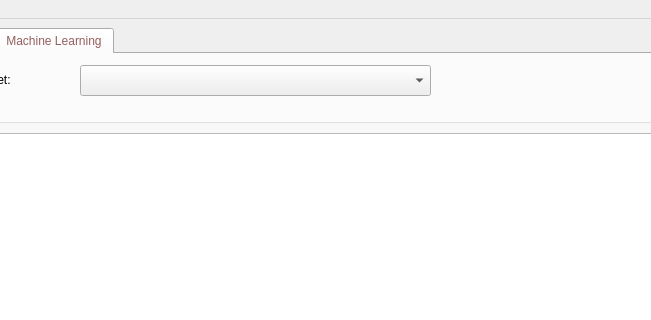
This is UI/MainWindow.ui in ngoctonguyen17/MachineLearningApplication-CreditCardApproval as Qt 5 draws it before an edit; both pictures show x 91 to 742 and y 0 to 320 of the 1203 by 764 pixel window. The edited form follows.
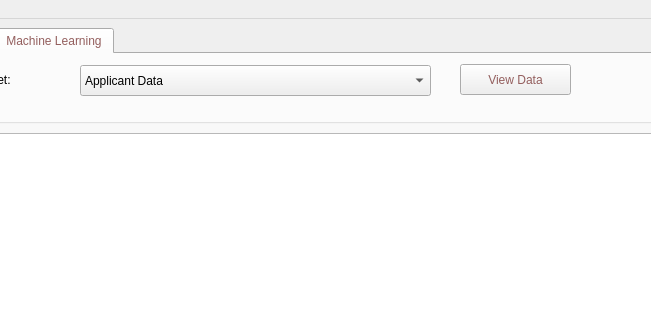
This is the edited form. Icons and pictures are not drawn.

Patch:
```diff
--- a/UI/MainWindow.ui
+++ b/UI/MainWindow.ui
@@ -438,6 +438,11 @@
          <string notr="true">font: 81 12pt &quot;Montserrat ExtraBold&quot;;
 color: rgb(0, 0, 0);</string>
         </property>
+        <item>
+         <property name="text">
+          <string>Applicant Data</string>
+         </property>
+        </item>
        </widget>
        <widget class="QGroupBox" name="groupBox_5">
         <property name="geometry">
@@ -729,6 +734,19 @@
          <string>Credit card approval prediction:</string>
         </property>
        </widget>
+       <widget class="QPushButton" name="pushButtonViewData">
+        <property name="geometry">
+         <rect>
+          <x>540</x>
+          <y>10</y>
+          <width>111</width>
+          <height>31</height>
+         </rect>
+        </property>
+        <property name="text">
+         <string>View Data</string>
+        </property>
+       </widget>
       </widget>
      </widget>
     </item>
```
Left out of the diff: 7 changed lines with no effect on the pictures.
